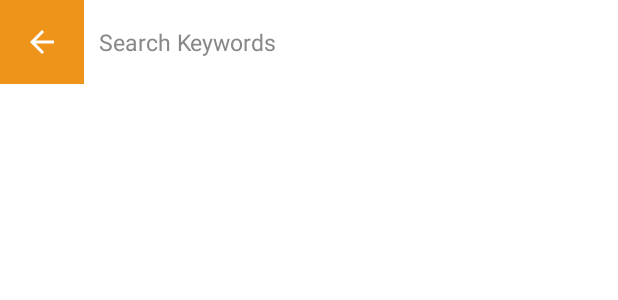
After one commit to shrawank039/Tajika, an Android app: the layout activity_search.xml on its own in the app's theme, with its tools: preview values and no code run, on a phone screen of 412 x 824 dp. The commit adds this screen. Shown: the top 300 px of the screen. Run offline under Robolectric (Android 15) with nearby library versions, the phone set to English and light mode, and no system bars; network calls fail.

Commit message:
Search and banner

```diff
--- a/app/build.gradle
+++ b/app/build.gradle
@@ -100,6 +100,8 @@ dependencies {
     implementation "com.github.bumptech.glide:glide:4.12.0"
     annotationProcessor "com.github.bumptech.glide:compiler:4.11.0"
 
+    implementation "com.github.firdausmaulan:GlideSlider:1.5.1"
+
     implementation 'com.squareup.okhttp3:logging-interceptor:4.9.0'
     implementation 'com.squareup.okhttp3:okhttp:4.9.0'
 
--- /dev/null
+++ b/app/src/main/res/drawable/ic_baseline_arrow_back_24.xml
@@ -0,0 +1,5 @@
+<vector android:height="24dp" android:tint="#FFFFFF"
+    android:viewportHeight="24" android:viewportWidth="24"
+    android:width="24dp" xmlns:android="http://schemas.android.com/apk/res/android">
+    <path android:fillColor="@android:color/white" android:pathData="M20,11H7.83l5.59,-5.59L12,4l-8,8 8,8 1.41,-1.41L7.83,13H20v-2z"/>
+</vector>
--- /dev/null
+++ b/app/src/main/res/drawable/white_button.xml
@@ -0,0 +1,6 @@
+<?xml version="1.0" encoding="utf-8"?>
+<shape xmlns:android="http://schemas.android.com/apk/res/android"
+    android:shape="rectangle">
+    <solid android:color="@color/white" />
+    <corners android:radius="0dp" />
+</shape>
--- /dev/null
+++ b/app/src/main/res/layout/activity_search.xml
@@ -0,0 +1,55 @@
+<?xml version="1.0" encoding="utf-8"?>
+<LinearLayout xmlns:android="http://schemas.android.com/apk/res/android"
+    xmlns:app="http://schemas.android.com/apk/res-auto"
+    xmlns:tools="http://schemas.android.com/tools"
+    android:layout_width="match_parent"
+    android:orientation="vertical"
+    android:layout_height="match_parent"
+    tools:context=".SearchActivity">
+
+    <com.google.android.material.appbar.AppBarLayout
+        android:layout_width="match_parent"
+        android:layout_height="wrap_content"
+        android:theme="@style/Theme.Tajika.AppBarOverlay">
+
+        <LinearLayout
+            android:gravity="center_vertical"
+            android:layout_width="match_parent"
+            android:layout_height="wrap_content"
+            android:orientation="horizontal">
+            <ImageView
+                android:onClick="backPress"
+                android:id="@+id/title"
+                android:layout_width="wrap_content"
+                android:layout_height="wrap_content"
+                android:gravity="center"
+                android:padding="16dp"
+                android:src="@drawable/ic_baseline_arrow_back_24" />
+
+            <EditText
+                android:id="@+id/inputSearch"
+                android:layout_width="match_parent"
+                android:layout_height="match_parent"
+                android:background="@drawable/white_button"
+                android:hint="@string/home_search_keyword"
+                android:focusable="true"
+                android:imeOptions="actionSearch"
+                android:paddingStart="10dp"
+                android:drawablePadding="5dp"
+                android:inputType="text"
+                android:textColor="@color/black"
+                android:textColorHint="@color/home_search_hint"
+                android:textSize="15sp" />
+
+
+        </LinearLayout>
+
+    </com.google.android.material.appbar.AppBarLayout>
+
+    <androidx.recyclerview.widget.RecyclerView
+        android:layout_marginTop="10dp"
+        android:id="@+id/recyclerView"
+        android:layout_width="match_parent"
+        android:layout_height="match_parent" />
+
+</LinearLayout>
--- a/app/src/main/res/values/colors.xml
+++ b/app/src/main/res/values/colors.xml
@@ -21,4 +21,6 @@
     <color name="blue">#2F80ED</color>
     <color name="purple_400">#603EC6</color>
 
+    <color name="home_search_hint">#888888</color>
+
 </resources>
--- a/app/src/main/res/values/strings.xml
+++ b/app/src/main/res/values/strings.xml
@@ -27,6 +27,8 @@ Lorem Ipsum is simply dummy text of the printing and typesetting industry. Lorem
     <string name="nav_header_desc">Navigation header</string>
     <string name="action_settings">Settings</string>
 
+    <string name="home_search_keyword">Search Keywords</string>
+
     <string name="menu_home">Home</string>
     <string name="menu_gallery">Gallery</string>
     <string name="menu_slideshow">Slideshow</string>
```
Also changed, not shown: app/src/main/AndroidManifest.xml (+5 -6 lines), app/src/main/java/com/matrixdeveloper/tajika/HomeActivity.java (+78 -0 lines), app/src/main/java/com/matrixdeveloper/tajika/SearchActivity.java (added, +103 -0 lines), app/src/main/res/layout/content_main.xml (+22 -0 lines).
